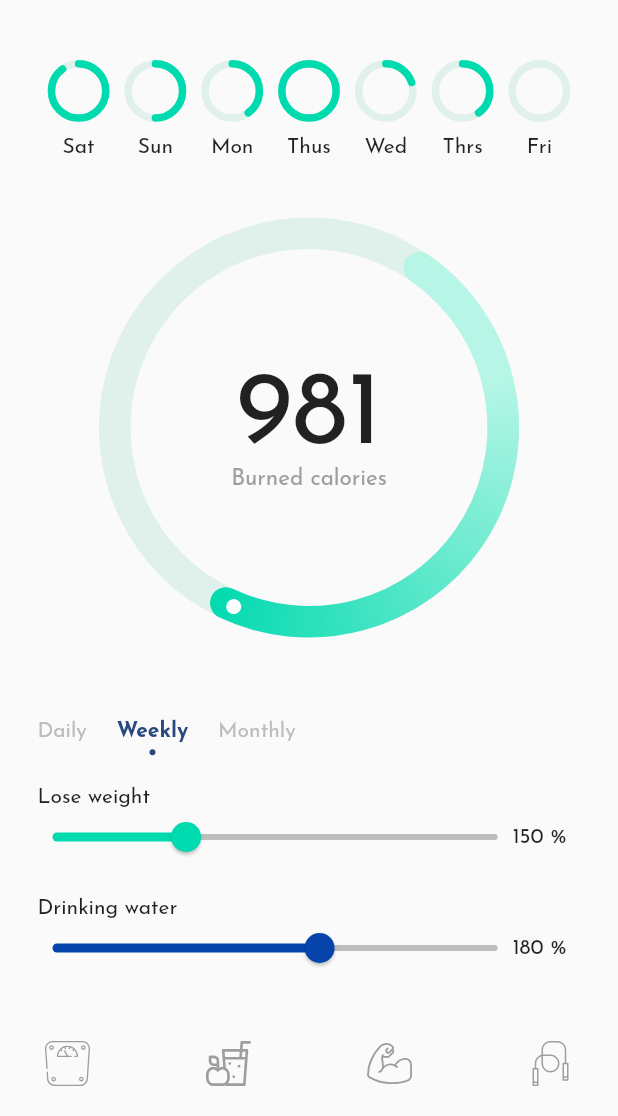
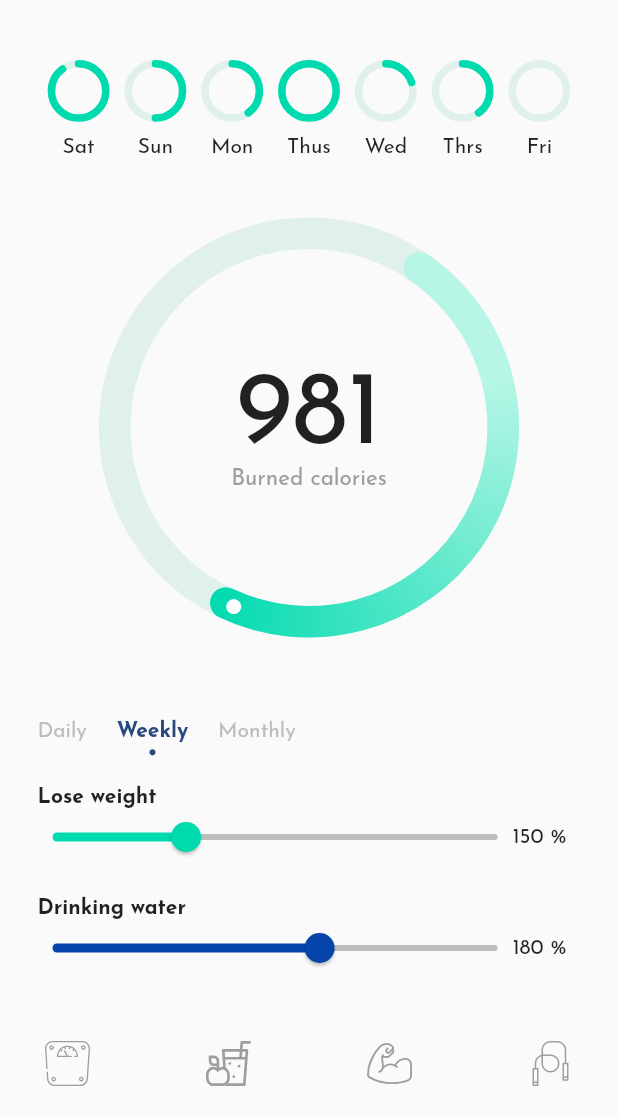
Before and after one commit to mohmedkasim/HealtyLife, a Flutter app: the screen it shows after launch, on a phone screen of 412 x 824 dp, the part 120-1236 px from its top. Run offline on Flutter 3.47's test engine with Material 2 defaults, Android fonts, the phone set to English and light mode, and no system bars; drawn by our look-alikes of percent_indicator, syncfusion_flutter_gauges; our stand-ins replace flutter_svg.

Commit message:
font weight bold

```diff
--- a/lib/components/slider_input.dart
+++ b/lib/components/slider_input.dart
@@ -18,7 +18,10 @@ class _SliderInputState extends State<SliderInput> {
       crossAxisAlignment: CrossAxisAlignment.start,
       mainAxisAlignment: MainAxisAlignment.start,
       children: [
-        Text(widget.text),
+        Text(
+          widget.text,
+          style: TextStyle(fontWeight: FontWeight.bold),
+        ),
         SizedBox(height: 10),
         Row(
           children: [
```
